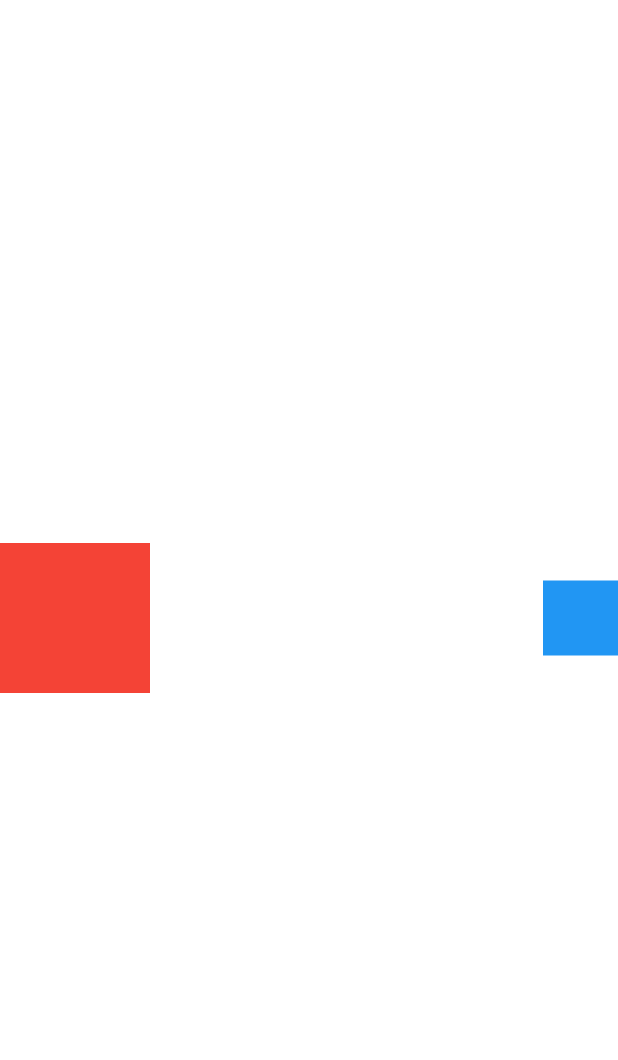
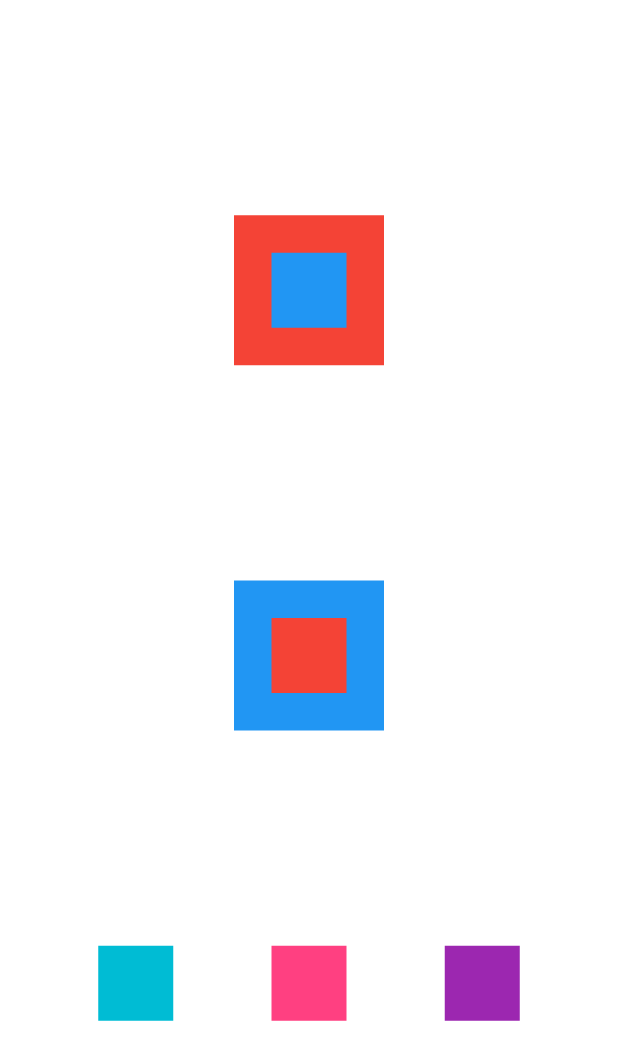
Before and after one commit to vieiragui/Fluttter, a Flutter app: the screen it shows after launch, on a phone screen of 412 x 824 dp. Shown: the top 1060 px of the screen. Run offline on Flutter 3.47's test engine with Material 2 defaults, Android fonts, the phone set to English and light mode, and no system bars.

Commit message:
Fazendo alinhamento de vários itens na tela

```diff
--- a/lib/main.dart
+++ b/lib/main.dart
@@ -14,12 +14,33 @@ class MyApp extends StatelessWidget {
       theme: ThemeData(
         primarySwatch: Colors.blue,
       ),
-      home: Row(
-        mainAxisAlignment: MainAxisAlignment.spaceBetween,
+      home: Column(
+        mainAxisAlignment: MainAxisAlignment.spaceEvenly,
         crossAxisAlignment: CrossAxisAlignment.center,
         children: [
-          Container(color: Colors.red, width: 100, height: 100,),
-          Container(color: Colors.blue, width: 50, height: 50,),
+          Stack(
+            alignment: AlignmentDirectional.center, //alinho o item azul do centro do item vermelho
+            children: [
+              Container(color: Colors.red, width: 100, height: 100,),
+              Container(color: Colors.blue, width: 50, height: 50,),
+            ],
+          ),
+          Stack(
+            alignment: AlignmentDirectional.center, //alinho o item azul do centro do item vermelho
+            children: [
+              Container(color: Colors.blue, width: 100, height: 100,),
+              Container(color: Colors.red, width: 50, height: 50,),
+            ],
+          ),
+          Row(
+            mainAxisAlignment: MainAxisAlignment.spaceEvenly,
+            crossAxisAlignment: CrossAxisAlignment.center,
+            children: [
+              Container(color: Colors.cyan, width: 50, height: 50,),
+              Container(color: Colors.pinkAccent, width: 50, height: 50,),
+              Container(color: Colors.purple, width: 50, height: 50,),
+            ],
+          )
         ],
       )
     );
```
